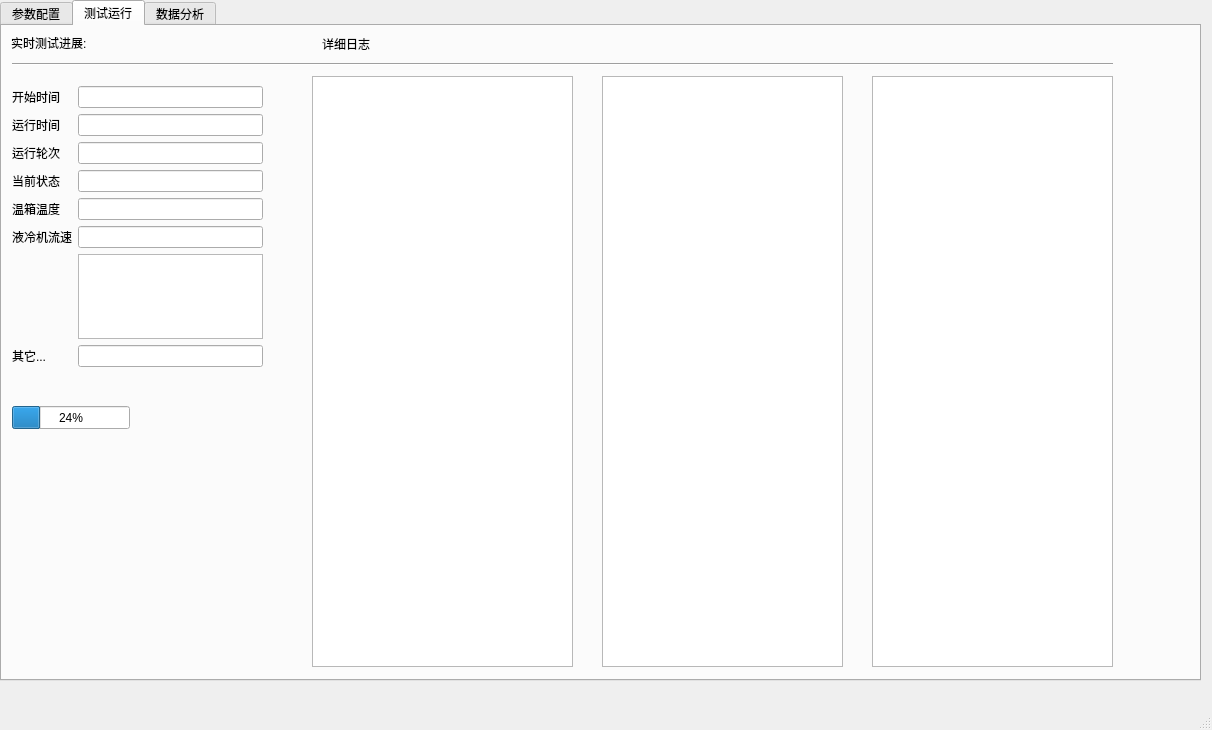
Before: the Qt Designer form demo.ui in poplangfan/pygt5_learn, drawn with Qt 5.
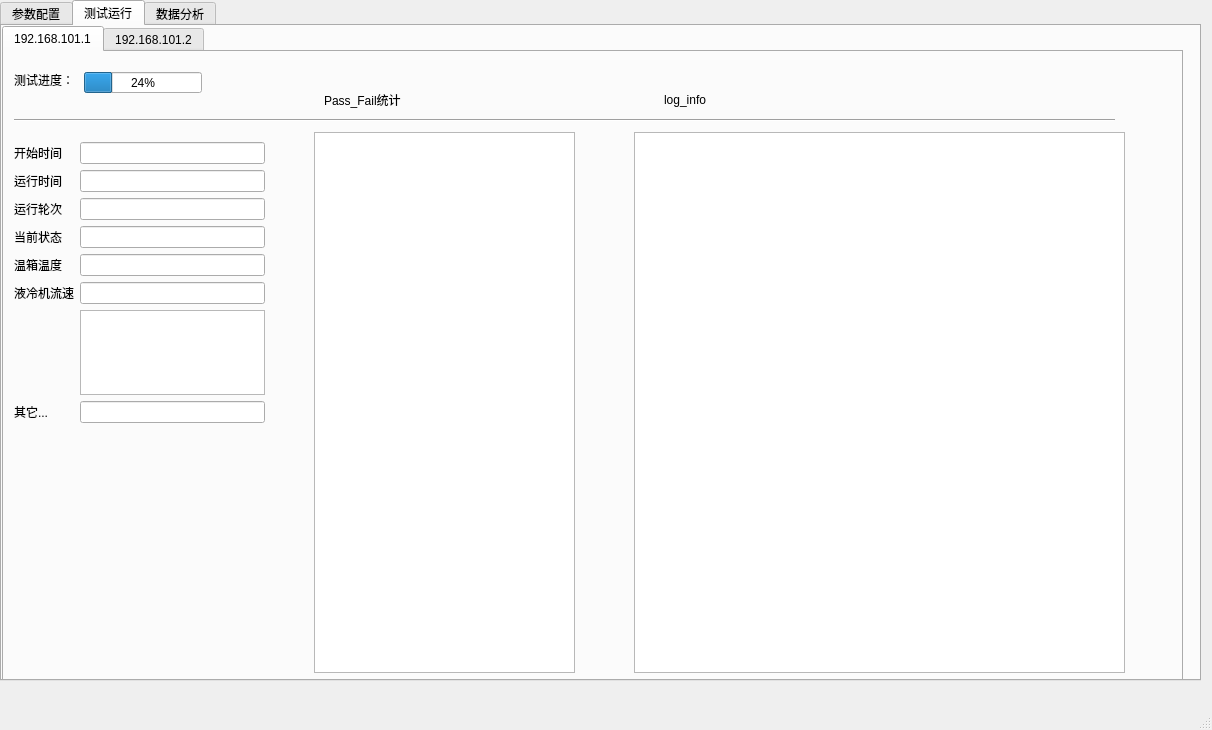
After: the same form once the commit is applied. The open tabs and pages were chosen to show the change.

```diff
--- a/demo.ui
+++ b/demo.ui
@@ -191,172 +191,368 @@
      <attribute name="title">
       <string>测试运行</string>
      </attribute>
-     <widget class="QLabel" name="label_5">
+     <widget class="QTabWidget" name="tabWidget_2">
       <property name="geometry">
        <rect>
-        <x>9</x>
-        <y>9</y>
-        <width>78</width>
-        <height>16</height>
+        <x>0</x>
+        <y>0</y>
+        <width>1181</width>
+        <height>661</height>
        </rect>
       </property>
-      <property name="text">
-       <string>实时测试进展:</string>
+      <property name="currentIndex">
+       <number>0</number>
       </property>
-     </widget>
-     <widget class="Line" name="line">
-      <property name="geometry">
-       <rect>
-        <x>10</x>
-        <y>30</y>
-        <width>1101</width>
-        <height>16</height>
-       </rect>
-      </property>
-      <property name="orientation">
-       <enum>Qt::Horizontal</enum>
-      </property>
-     </widget>
-     <widget class="QWidget" name="formLayoutWidget_2">
-      <property name="geometry">
-       <rect>
-        <x>10</x>
-        <y>60</y>
-        <width>251</width>
-        <height>281</height>
-       </rect>
-      </property>
-      <layout class="QFormLayout" name="formLayout">
-       <item row="0" column="0">
-        <widget class="QLabel" name="label_10">
-         <property name="text">
-          <string>开始时间</string>
-         </property>
-        </widget>
-       </item>
-       <item row="1" column="0">
-        <widget class="QLabel" name="label_11">
-         <property name="text">
-          <string>运行时间</string>
-         </property>
-        </widget>
-       </item>
-       <item row="2" column="0">
-        <widget class="QLabel" name="label_12">
-         <property name="text">
-          <string>运行轮次</string>
-         </property>
-        </widget>
-       </item>
-       <item row="3" column="0">
-        <widget class="QLabel" name="label_13">
-         <property name="text">
-          <string>当前状态</string>
-         </property>
-        </widget>
-       </item>
-       <item row="4" column="0">
-        <widget class="QLabel" name="label_14">
-         <property name="text">
-          <string>温箱温度</string>
-         </property>
-        </widget>
-       </item>
-       <item row="5" column="0">
-        <widget class="QLabel" name="label_15">
-         <property name="text">
-          <string>液冷机流速</string>
-         </property>
-        </widget>
-       </item>
-       <item row="8" column="0">
-        <widget class="QLabel" name="label_16">
-         <property name="text">
-          <string>其它...</string>
-         </property>
-        </widget>
-       </item>
-       <item row="0" column="1">
-        <widget class="QLineEdit" name="lineEdit_7"/>
-       </item>
-       <item row="1" column="1">
-        <widget class="QLineEdit" name="lineEdit_8"/>
-       </item>
-       <item row="2" column="1">
-        <widget class="QLineEdit" name="lineEdit_9"/>
-       </item>
-       <item row="3" column="1">
-        <widget class="QLineEdit" name="lineEdit_10"/>
-       </item>
-       <item row="4" column="1">
-        <widget class="QLineEdit" name="lineEdit_11"/>
-       </item>
-       <item row="5" column="1">
-        <widget class="QLineEdit" name="lineEdit_12"/>
-       </item>
-       <item row="6" column="1">
-        <widget class="QTextEdit" name="textEdit"/>
-       </item>
-       <item row="8" column="1">
-        <widget class="QLineEdit" name="lineEdit_13"/>
-       </item>
-      </layout>
-     </widget>
-     <widget class="QLabel" name="label_9">
-      <property name="geometry">
-       <rect>
-        <x>320</x>
-        <y>10</y>
-        <width>78</width>
-        <height>16</height>
-       </rect>
-      </property>
-      <property name="text">
-       <string>详细日志</string>
-      </property>
-     </widget>
-     <widget class="QTextEdit" name="textEdit_2">
-      <property name="geometry">
-       <rect>
-        <x>310</x>
-        <y>50</y>
-        <width>261</width>
-        <height>591</height>
-       </rect>
-      </property>
-     </widget>
-     <widget class="QTextEdit" name="textEdit_3">
-      <property name="geometry">
-       <rect>
-        <x>600</x>
-        <y>50</y>
-        <width>241</width>
-        <height>591</height>
-       </rect>
-      </property>
-     </widget>
-     <widget class="QTextEdit" name="textEdit_4">
-      <property name="geometry">
-       <rect>
-        <x>870</x>
-        <y>50</y>
-        <width>241</width>
-        <height>591</height>
-       </rect>
-      </property>
-     </widget>
-     <widget class="QProgressBar" name="progressBar">
-      <property name="geometry">
-       <rect>
-        <x>10</x>
-        <y>380</y>
-        <width>118</width>
-        <height>23</height>
-       </rect>
-      </property>
-      <property name="value">
-       <number>24</number>
-      </property>
+      <widget class="QWidget" name="tab_5">
+       <attribute name="title">
+        <string>192.168.101.1</string>
+       </attribute>
+       <widget class="QTextEdit" name="textEdit_4">
+        <property name="geometry">
+         <rect>
+          <x>310</x>
+          <y>80</y>
+          <width>261</width>
+          <height>541</height>
+         </rect>
+        </property>
+       </widget>
+       <widget class="QLabel" name="label_28">
+        <property name="geometry">
+         <rect>
+          <x>320</x>
+          <y>40</y>
+          <width>78</width>
+          <height>16</height>
+         </rect>
+        </property>
+        <property name="text">
+         <string>Pass_Fail统计</string>
+        </property>
+       </widget>
+       <widget class="QLabel" name="label_29">
+        <property name="geometry">
+         <rect>
+          <x>10</x>
+          <y>20</y>
+          <width>61</width>
+          <height>16</height>
+         </rect>
+        </property>
+        <property name="text">
+         <string>测试进度：</string>
+        </property>
+       </widget>
+       <widget class="QWidget" name="formLayoutWidget_3">
+        <property name="geometry">
+         <rect>
+          <x>10</x>
+          <y>90</y>
+          <width>251</width>
+          <height>281</height>
+         </rect>
+        </property>
+        <layout class="QFormLayout" name="formLayout_4">
+         <item row="0" column="0">
+          <widget class="QLabel" name="label_30">
+           <property name="text">
+            <string>开始时间</string>
+           </property>
+          </widget>
+         </item>
+         <item row="1" column="0">
+          <widget class="QLabel" name="label_31">
+           <property name="text">
+            <string>运行时间</string>
+           </property>
+          </widget>
+         </item>
+         <item row="2" column="0">
+          <widget class="QLabel" name="label_32">
+           <property name="text">
+            <string>运行轮次</string>
+           </property>
+          </widget>
+         </item>
+         <item row="3" column="0">
+          <widget class="QLabel" name="label_33">
+           <property name="text">
+            <string>当前状态</string>
+           </property>
+          </widget>
+         </item>
+         <item row="4" column="0">
+          <widget class="QLabel" name="label_34">
+           <property name="text">
+            <string>温箱温度</string>
+           </property>
+          </widget>
+         </item>
+         <item row="5" column="0">
+          <widget class="QLabel" name="label_35">
+           <property name="text">
+            <string>液冷机流速</string>
+           </property>
+          </widget>
+         </item>
+         <item row="8" column="0">
+          <widget class="QLabel" name="label_36">
+           <property name="text">
+            <string>其它...</string>
+           </property>
+          </widget>
+         </item>
+         <item row="0" column="1">
+          <widget class="QLineEdit" name="lineEdit_21"/>
+         </item>
+         <item row="1" column="1">
+          <widget class="QLineEdit" name="lineEdit_22"/>
+         </item>
+         <item row="2" column="1">
+          <widget class="QLineEdit" name="lineEdit_23"/>
+         </item>
+         <item row="3" column="1">
+          <widget class="QLineEdit" name="lineEdit_24"/>
+         </item>
+         <item row="4" column="1">
+          <widget class="QLineEdit" name="lineEdit_25"/>
+         </item>
+         <item row="5" column="1">
+          <widget class="QLineEdit" name="lineEdit_26"/>
+         </item>
+         <item row="6" column="1">
+          <widget class="QTextEdit" name="textEdit_5"/>
+         </item>
+         <item row="8" column="1">
+          <widget class="QLineEdit" name="lineEdit_27"/>
+         </item>
+        </layout>
+       </widget>
+       <widget class="Line" name="line_2">
+        <property name="geometry">
+         <rect>
+          <x>10</x>
+          <y>60</y>
+          <width>1101</width>
+          <height>16</height>
+         </rect>
+        </property>
+        <property name="orientation">
+         <enum>Qt::Horizontal</enum>
+        </property>
+       </widget>
+       <widget class="QProgressBar" name="progressBar_2">
+        <property name="geometry">
+         <rect>
+          <x>80</x>
+          <y>20</y>
+          <width>118</width>
+          <height>21</height>
+         </rect>
+        </property>
+        <property name="value">
+         <number>24</number>
+        </property>
+       </widget>
+       <widget class="QLabel" name="label_37">
+        <property name="geometry">
+         <rect>
+          <x>660</x>
+          <y>40</y>
+          <width>78</width>
+          <height>16</height>
+         </rect>
+        </property>
+        <property name="text">
+         <string>log_info</string>
+        </property>
+       </widget>
+       <widget class="QTextEdit" name="textEdit_6">
+        <property name="geometry">
+         <rect>
+          <x>630</x>
+          <y>80</y>
+          <width>491</width>
+          <height>541</height>
+         </rect>
+        </property>
+       </widget>
+      </widget>
+      <widget class="QWidget" name="tab_6">
+       <attribute name="title">
+        <string>192.168.101.2</string>
+       </attribute>
+       <widget class="QTextEdit" name="textEdit_7">
+        <property name="geometry">
+         <rect>
+          <x>330</x>
+          <y>90</y>
+          <width>261</width>
+          <height>541</height>
+         </rect>
+        </property>
+       </widget>
+       <widget class="Line" name="line_3">
+        <property name="geometry">
+         <rect>
+          <x>30</x>
+          <y>70</y>
+          <width>1101</width>
+          <height>16</height>
+         </rect>
+        </property>
+        <property name="orientation">
+         <enum>Qt::Horizontal</enum>
+        </property>
+       </widget>
+       <widget class="QTextEdit" name="textEdit_8">
+        <property name="geometry">
+         <rect>
+          <x>650</x>
+          <y>90</y>
+          <width>491</width>
+          <height>541</height>
+         </rect>
+        </property>
+       </widget>
+       <widget class="QLabel" name="label_39">
+        <property name="geometry">
+         <rect>
+          <x>680</x>
+          <y>50</y>
+          <width>78</width>
+          <height>16</height>
+         </rect>
+        </property>
+        <property name="text">
+         <string>log_info</string>
+        </property>
+       </widget>
+       <widget class="QWidget" name="formLayoutWidget_4">
+        <property name="geometry">
+         <rect>
+          <x>30</x>
+          <y>100</y>
+          <width>251</width>
+          <height>281</height>
+         </rect>
+        </property>
+        <layout class="QFormLayout" name="formLayout_5">
+         <item row="0" column="0">
+          <widget class="QLabel" name="label_40">
+           <property name="text">
+            <string>开始时间</string>
+           </property>
+          </widget>
+         </item>
+         <item row="1" column="0">
+          <widget class="QLabel" name="label_41">
+           <property name="text">
+            <string>运行时间</string>
+           </property>
+          </widget>
+         </item>
+         <item row="2" column="0">
+          <widget class="QLabel" name="label_42">
+           <property name="text">
+            <string>运行轮次</string>
+           </property>
+          </widget>
+         </item>
+         <item row="3" column="0">
+          <widget class="QLabel" name="label_43">
+           <property name="text">
+            <string>当前状态</string>
+           </property>
+          </widget>
+         </item>
+         <item row="4" column="0">
+          <widget class="QLabel" name="label_44">
+           <property name="text">
+            <string>温箱温度</string>
+           </property>
+          </widget>
+         </item>
+         <item row="5" column="0">
+          <widget class="QLabel" name="label_45">
+           <property name="text">
+            <string>液冷机流速</string>
+           </property>
+          </widget>
+         </item>
+         <item row="8" column="0">
+          <widget class="QLabel" name="label_46">
+           <property name="text">
+            <string>其它...</string>
+           </property>
+          </widget>
+         </item>
+         <item row="0" column="1">
+          <widget class="QLineEdit" name="lineEdit_28"/>
+         </item>
+         <item row="1" column="1">
+          <widget class="QLineEdit" name="lineEdit_29"/>
+         </item>
+         <item row="2" column="1">
+          <widget class="QLineEdit" name="lineEdit_30"/>
+         </item>
+         <item row="3" column="1">
+          <widget class="QLineEdit" name="lineEdit_31"/>
+         </item>
+         <item row="4" column="1">
+          <widget class="QLineEdit" name="lineEdit_32"/>
+         </item>
+         <item row="5" column="1">
+          <widget class="QLineEdit" name="lineEdit_33"/>
+         </item>
+         <item row="6" column="1">
+          <widget class="QTextEdit" name="textEdit_9"/>
+         </item>
+         <item row="8" column="1">
+          <widget class="QLineEdit" name="lineEdit_34"/>
+         </item>
+        </layout>
+       </widget>
+       <widget class="QLabel" name="label_47">
+        <property name="geometry">
+         <rect>
+          <x>340</x>
+          <y>50</y>
+          <width>78</width>
+          <height>16</height>
+         </rect>
+        </property>
+        <property name="text">
+         <string>Pass_Fail统计</string>
+        </property>
+       </widget>
+       <widget class="QLabel" name="label_38">
+        <property name="geometry">
+         <rect>
+          <x>40</x>
+          <y>20</y>
+          <width>61</width>
+          <height>16</height>
+         </rect>
+        </property>
+        <property name="text">
+         <string>测试进度：</string>
+        </property>
+       </widget>
+       <widget class="QProgressBar" name="progressBar_3">
+        <property name="geometry">
+         <rect>
+          <x>110</x>
+          <y>20</y>
+          <width>118</width>
+          <height>21</height>
+         </rect>
+        </property>
+        <property name="value">
+         <number>24</number>
+        </property>
+       </widget>
+      </widget>
      </widget>
     </widget>
     <widget class="QWidget" name="tab_3">
```
Left out of the diff: 276 changed lines with no effect on the pictures.
